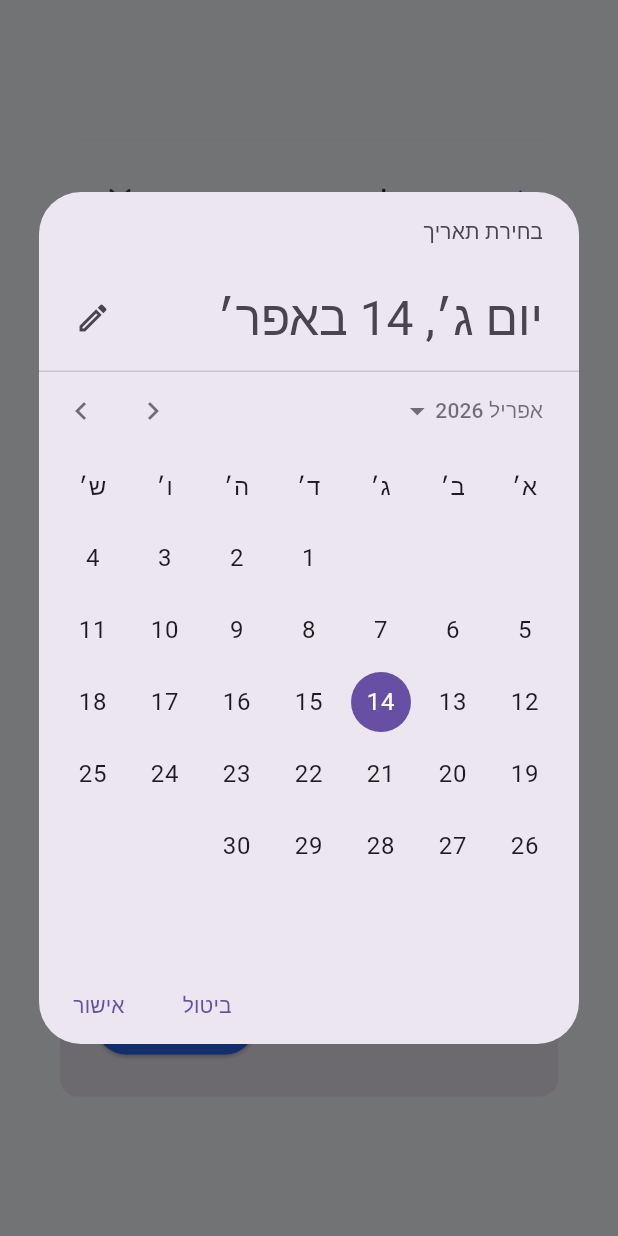
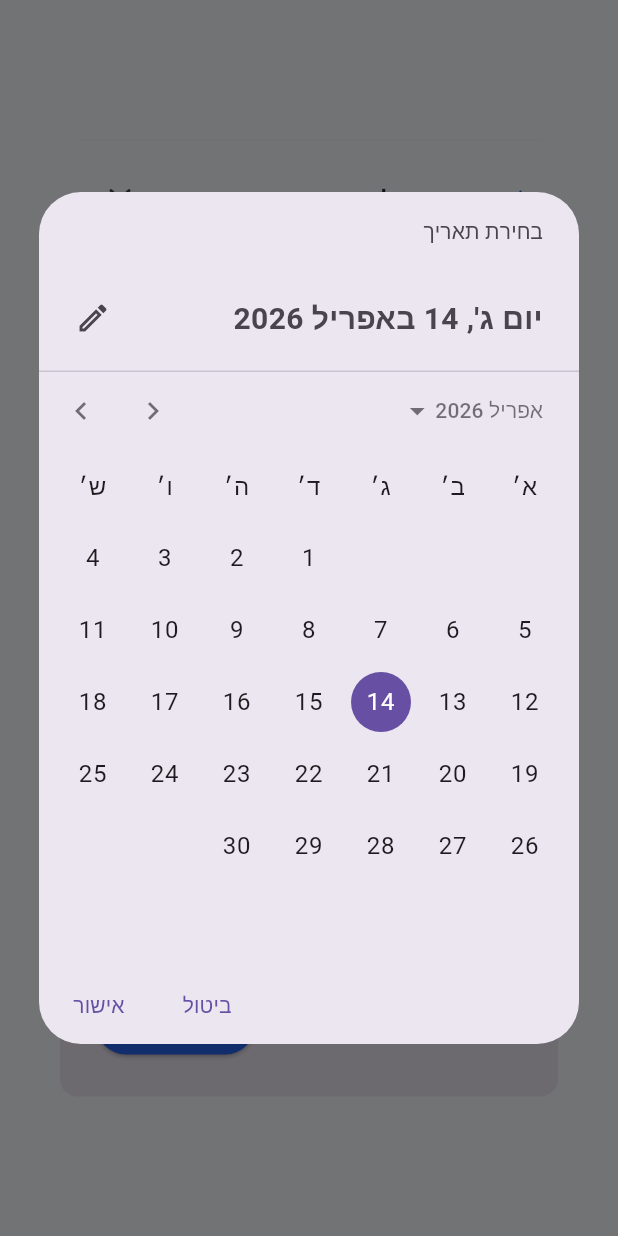
Before and after one commit to shira-rosenfeld/PulseApp, a Flutter app: the CreateTaskModal widget shown alone on an empty page, opened directly, after a tap on "בחר תאריך התחלה...", on a phone screen of 412 x 824 dp. Run offline on Flutter 3.47's test engine with Material 3 defaults, Android fonts, the phone set to English and light mode, and no system bars; our stand-ins replace flutter_riverpod, lucide_icons_flutter; missing offline and left inert: dart:js_interop; Roboto replaces fonts that are missing (Segoe UI); statements that could not run were skipped.

Commit message:
Fix date picker: show full Hebrew month name and prevent header truncation
Two issues in CreateTaskModal's date picker:
1. Header text was truncated ("יום ד', 15 בא...") because Flutter's default
   headerHeadlineStyle (~28sp) is too large for the Hebrew date string.
2. Flutter's Hebrew MaterialLocalizations uses DateFormat.MMMEd which
   abbreviates months ("אפר'" instead of "אפריל").

Fix:
- Add _HebrewDatePickerLocalizations (extends DefaultMaterialLocalizations)
  that overrides formatMediumDate to return the full format
  "יום ד', 15 באפריל 2026". All other date-picker strings (ok/cancel labels,
  narrowWeekdays, formatMonthYear, etc.) are forwarded to the existing Hebrew
  base so nothing reverts to English.
- _DatePickerLocalizationsOverride reads the current context's Hebrew
  MaterialLocalizations and injects the override via Localizations.override
  scoped to the dialog only.
- showDatePicker builder also sets headerHeadlineStyle: fontSize 20 to
  prevent truncation even for the longest month names.
- _fmt replaced with top-level _fmtHebrew using the same full format;
  both start-date field and computed due-date field now display
  "יום ד', 15 באפריל 2026" after selection.

https://claude.ai/code/session_016vueto8vtGRsLs8phE86Fn

```diff
--- a/pulse_frontend/lib/ui/task_modals.dart
+++ b/pulse_frontend/lib/ui/task_modals.dart
@@ -1,5 +1,82 @@
+import 'package:flutter/foundation.dart';
 import 'package:flutter/material.dart';
 import 'package:lucide_icons_flutter/lucide_icons.dart';
+
+// ─── Hebrew date-picker helpers ───────────────────────────────────────────────
+
+const _kWeekdayAbbr = ["א'", "ב'", "ג'", "ד'", "ה'", "ו'", "ש'"];
+// Index 0 = Sunday (weekday % 7 of Dart's weekday 7), 1 = Monday, …, 6 = Saturday.
+
+const _kMonths = [
+  'ינואר', 'פברואר', 'מרץ', 'אפריל', 'מאי', 'יוני',
+  'יולי', 'אוגוסט', 'ספטמבר', 'אוקטובר', 'נובמבר', 'דצמבר',
+];
+
+/// Formats [date] as "יום ד', 15 באפריל 2026".
+String _fmtHebrew(DateTime d) {
+  final wd = _kWeekdayAbbr[d.weekday % 7];
+  final mo = _kMonths[d.month - 1];
+  return 'יום $wd, ${d.day} ב$mo ${d.year}';
+}
+
+// Wraps the existing (already-loaded Hebrew) MaterialLocalizations so that
+// only formatMediumDate is replaced — all other strings stay in Hebrew.
+class _HebrewDatePickerLocalizations extends DefaultMaterialLocalizations {
+  _HebrewDatePickerLocalizations(this._base);
+  final MaterialLocalizations _base;
+
+  @override
+  String formatMediumDate(DateTime date) => _fmtHebrew(date);
+
+  // Forward every string used inside the calendar date-picker back to the
+  // Hebrew base so nothing switches to English.
+  @override String get okButtonLabel          => _base.okButtonLabel;
+  @override String get cancelButtonLabel      => _base.cancelButtonLabel;
+  @override String get datePickerHelpText     => _base.datePickerHelpText;
+  @override String get nextMonthTooltip       => _base.nextMonthTooltip;
+  @override String get previousMonthTooltip   => _base.previousMonthTooltip;
+  @override String get dateHelpText           => _base.dateHelpText;
+  @override String get invalidDateFormatLabel => _base.invalidDateFormatLabel;
+  @override String get dateOutOfRangeLabel    => _base.dateOutOfRangeLabel;
+  @override List<String> get narrowWeekdays   => _base.narrowWeekdays;
+  @override int get firstDayOfWeekIndex       => _base.firstDayOfWeekIndex;
+  @override String formatMonthYear(DateTime date) => _base.formatMonthYear(date);
+  @override String formatYear(DateTime date)      => _base.formatYear(date);
+  @override String formatFullDate(DateTime date)  => _base.formatFullDate(date);
+  @override String selectYearSemanticsLabel(int year) => _base.selectYearSemanticsLabel(year);
+}
+
+class _MaterialLocalizationsDelegate
+    extends LocalizationsDelegate<MaterialLocalizations> {
+  const _MaterialLocalizationsDelegate(this._base);
+  final MaterialLocalizations _base;
+
+  @override bool isSupported(Locale locale) => true;
+  @override Future<MaterialLocalizations> load(Locale locale) =>
+      SynchronousFuture<MaterialLocalizations>(
+          _HebrewDatePickerLocalizations(_base));
+  @override bool shouldReload(_MaterialLocalizationsDelegate old) => false;
+}
+
+// Reads the current context's Hebrew MaterialLocalizations and overlays
+// _HebrewDatePickerLocalizations so formatMediumDate shows the full month.
+class _DatePickerLocalizationsOverride extends StatelessWidget {
+  const _DatePickerLocalizationsOverride({required this.child});
+  final Widget child;
+
+  @override
+  Widget build(BuildContext context) {
+    final base = MaterialLocalizations.of(context);
+    return Localizations.override(
+      context: context,
+      delegates: [_MaterialLocalizationsDelegate(base)],
+      child: child,
+    );
+  }
+}
+
+// ─────────────────────────────────────────────────────────────────────────────
+
 
 class ModalsShowcase extends StatelessWidget {
   const ModalsShowcase({super.key});
@@ -95,16 +172,10 @@ class _CreateTaskModalState extends State<CreateTaskModal> {
         borderRadius: BorderRadius.circular(8),
       );
 
-  static String _fmt(DateTime d) {
-    final day = d.day.toString().padLeft(2, '0');
-    final m = d.month.toString().padLeft(2, '0');
-    return '$day/$m/${d.year}';
-  }
-
   // Computed due date = start date + planned days (null until start date chosen)
   String? get _computedDueDate {
     if (_startDate == null) return null;
-    return _fmt(_startDate!.add(Duration(days: _plannedDays)));
+    return _fmtHebrew(_startDate!.add(Duration(days: _plannedDays)));
   }
 
   Future<void> _pickStartDate() async {
@@ -114,6 +185,15 @@ class _CreateTaskModalState extends State<CreateTaskModal> {
       initialDate: _startDate ?? now,
       firstDate: DateTime(2020),
       lastDate: DateTime(2030),
+      builder: (ctx, child) => Theme(
+        data: Theme.of(ctx).copyWith(
+          datePickerTheme: const DatePickerThemeData(
+            // Smaller headline prevents the full date from being truncated.
+            headerHeadlineStyle: TextStyle(fontSize: 20, fontWeight: FontWeight.bold),
+          ),
+        ),
+        child: _DatePickerLocalizationsOverride(child: child!),
+      ),
     );
     if (picked != null) setState(() => _startDate = picked);
   }
@@ -206,7 +286,7 @@ class _CreateTaskModalState extends State<CreateTaskModal> {
                         color: _startDate != null ? const Color(0xFF2563EB) : const Color(0xFF94A3B8)),
                     const SizedBox(width: 8),
                     Text(
-                      _startDate != null ? _fmt(_startDate!) : 'בחר תאריך התחלה...',
+                      _startDate != null ? _fmtHebrew(_startDate!) : 'בחר תאריך התחלה...',
                       style: TextStyle(
                         fontSize: 13,
                         color: _startDate != null ? const Color(0xFF334155) : const Color(0xFF94A3B8),
```
